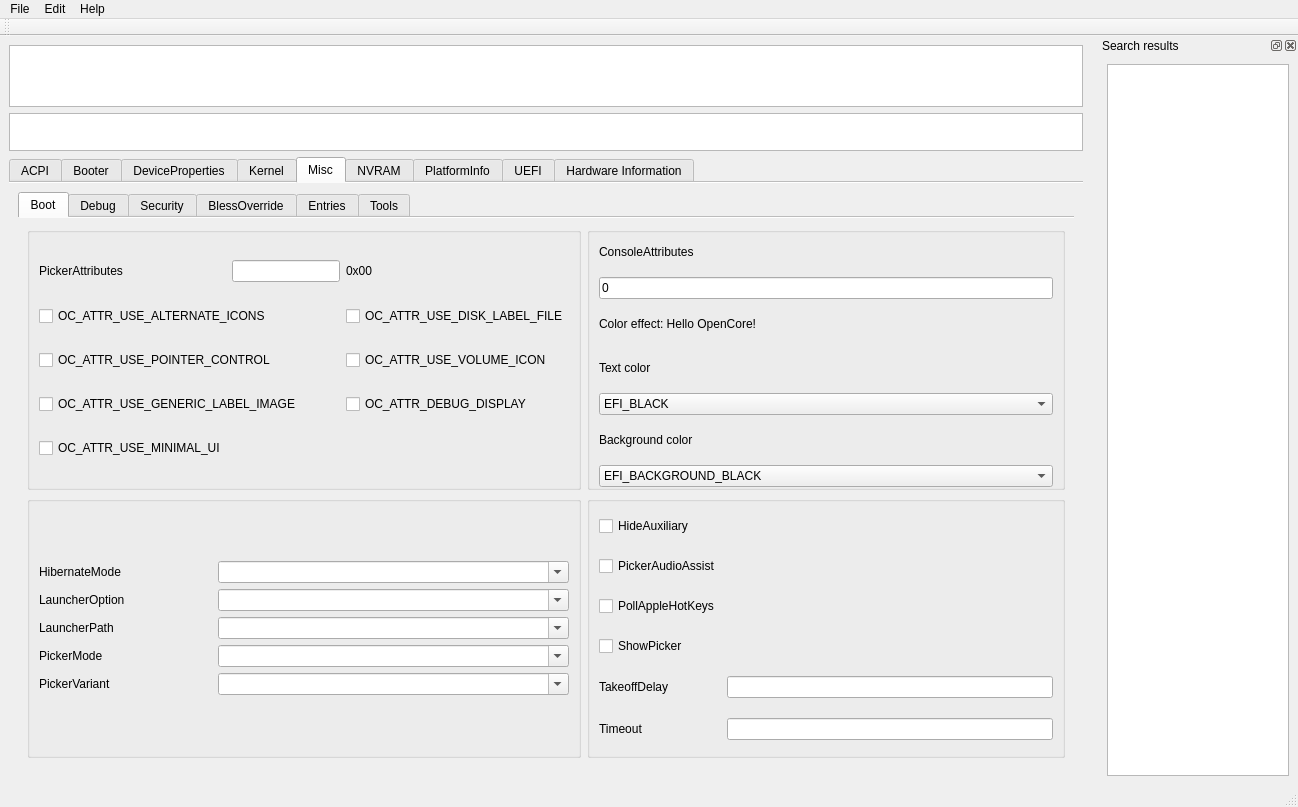
First picture: the form in mainwindow.ui, repository ic005k/OCAuxiliaryTools, before the edit.
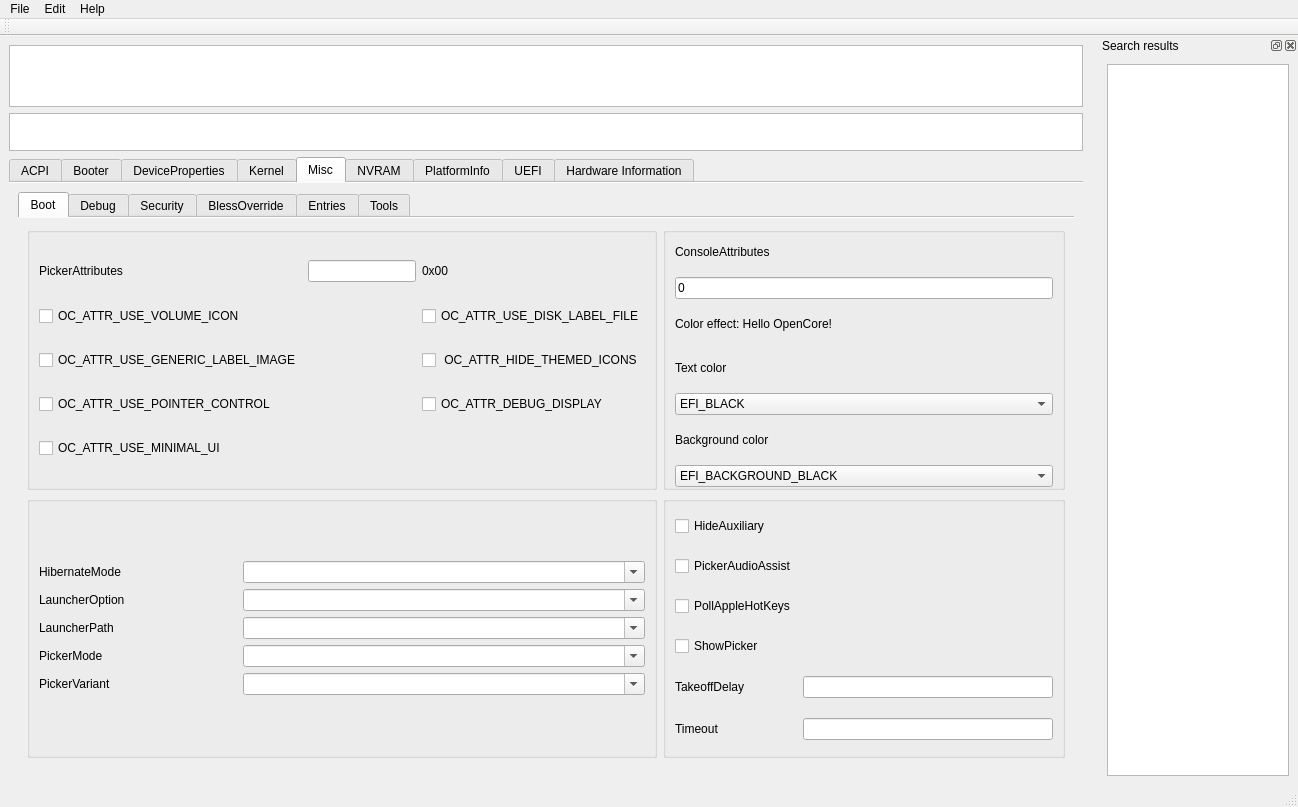
Second picture: the form after the edit. Icons and pictures are not drawn.

```diff
--- a/mainwindow.ui
+++ b/mainwindow.ui
@@ -3054,13 +3054,6 @@
                  </property>
                 </widget>
                </item>
-               <item row="3" column="0" colspan="2">
-                <widget class="QCheckBox" name="chkPA3">
-                 <property name="text">
-                  <string>OC_ATTR_USE_GENERIC_LABEL_IMAGE</string>
-                 </property>
-                </widget>
-               </item>
                <item row="0" column="2">
                 <widget class="QLabel" name="lblPickerAttributes">
                  <property name="text">
@@ -3068,35 +3061,69 @@
                  </property>
                 </widget>
                </item>
-               <item row="3" column="2">
-                <widget class="QCheckBox" name="chkPA6">
+               <item row="8" column="0">
+                <widget class="QCheckBox" name="chkPA7">
+                 <property name="toolTip">
+                  <string>0x0040 — OC_ATTR_USE_MINIMAL_UI, use minimal UI display, no Shutdown or Restart buttons, affects OpenCanopy and builtin picker.
+----
+0x0040 - OC_ATTR_USE_MINIMAL_UI, 使用最小的UI显示，没有关机或重启按钮，影响OpenCanopy和内置选取器。</string>
+                 </property>
                  <property name="text">
-                  <string>OC_ATTR_DEBUG_DISPLAY</string>
+                  <string>OC_ATTR_USE_MINIMAL_UI</string>
                  </property>
                 </widget>
                </item>
-               <item row="2" column="0" colspan="2">
+               <item row="5" column="0">
+                <widget class="QCheckBox" name="chkPA3">
+                 <property name="toolTip">
+                  <string>0x0004 — OC_ATTR_USE_GENERIC_LABEL_IMAGE, provides predefined label images for boot entries without custom entries. This may however give less detail for the actual boot entry.
+----
+0x0004 - OC_ATTR_USE_GENERIC_LABEL_IMAGE, 提供预定义的标签图像给没有自定义条目的启动条目。然而，这可能会给实际的启动项带来较少的细节。</string>
+                 </property>
+                 <property name="text">
+                  <string>OC_ATTR_USE_GENERIC_LABEL_IMAGE</string>
+                 </property>
+                </widget>
+               </item>
+               <item row="5" column="2">
+                <widget class="QCheckBox" name="chkPA4">
+                 <property name="toolTip">
+                  <string>0x0008 — OC_ATTR_HIDE_THEMED_ICONS, prefers builtin icons for certain icon categories to match the theme style. For example, this could force displaying the builtin Time Machine icon. Requires OC_ATTR_USE_VOLUME_ICON.
+----
+0x0008 - OC_ATTR_HIDE_THEMED_ICONS, 偏向于某些图标类别的内置图标，以配合主题风格。例如，这可以强制显示内置的时间机器图标。需要OC_ATTR_USE_VOLUME_ICON。</string>
+                 </property>
+                 <property name="text">
+                  <string> OC_ATTR_HIDE_THEMED_ICONS</string>
+                 </property>
+                </widget>
+               </item>
+               <item row="6" column="0" colspan="2">
                 <widget class="QCheckBox" name="chkPA5">
                  <property name="text">
                   <string>OC_ATTR_USE_POINTER_CONTROL</string>
                  </property>
                 </widget>
                </item>
-               <item row="1" column="0" colspan="2">
-                <widget class="QCheckBox" name="chkPA4">
-                 <property name="text">
-                  <string>OC_ATTR_USE_ALTERNATE_ICONS</string>
-                 </property>
-                </widget>
-               </item>
-               <item row="1" column="2">
+               <item row="4" column="2">
                 <widget class="QCheckBox" name="chkPA2">
                  <property name="text">
                   <string>OC_ATTR_USE_DISK_LABEL_FILE</string>
                  </property>
                 </widget>
                </item>
-               <item row="2" column="2">
+               <item row="6" column="2">
+                <widget class="QCheckBox" name="chkPA6">
+                 <property name="toolTip">
+                  <string>0x0020 — OC_ATTR_SHOW_DEBUG_DISPLAY, enable display of additional timing and debug information, in Builtin picker in DEBUG and NOOPT builds only.
+----
+0x0020 - OC_ATTR_SHOW_DEBUG_DISPLAY, 启用显示额外的计时和调试信息，仅在DEBUG和NOOPT构建的内置选取器中。</string>
+                 </property>
+                 <property name="text">
+                  <string>OC_ATTR_DEBUG_DISPLAY</string>
+                 </property>
+                </widget>
+               </item>
+               <item row="4" column="0">
                 <widget class="QCheckBox" name="chkPA1">
                  <property name="text">
                   <string>OC_ATTR_USE_VOLUME_ICON</string>
@@ -3113,13 +3140,6 @@
                  </property>
                 </widget>
                </item>
-               <item row="4" column="0">
-                <widget class="QCheckBox" name="chkPA7">
-                 <property name="text">
-                  <string>OC_ATTR_USE_MINIMAL_UI</string>
-                 </property>
-                </widget>
-               </item>
               </layout>
              </widget>
             </item>
```
Left out of the diff: 17 changed lines with no effect on the pictures.
